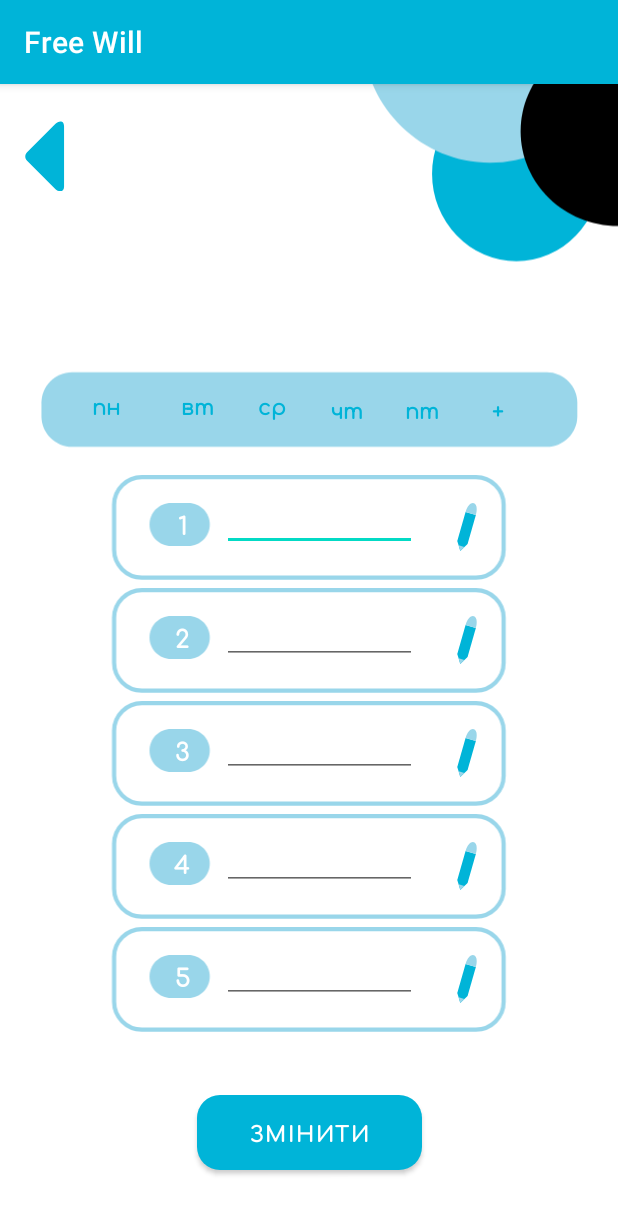
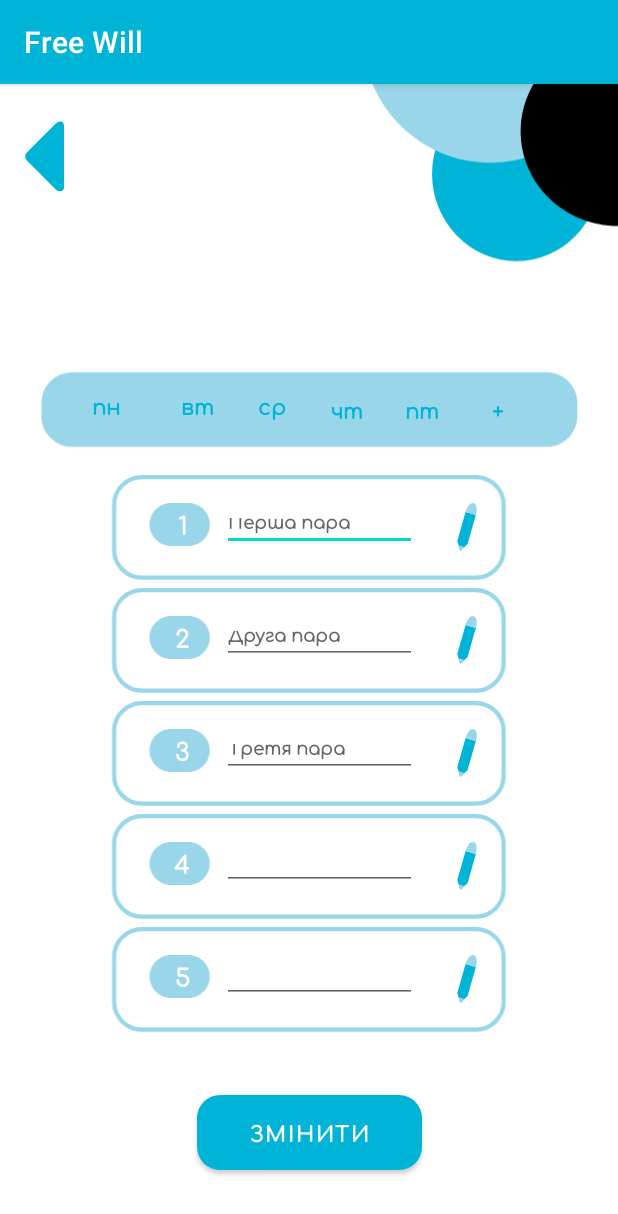
Before and after one commit to AndriyBarskyi/Free_Will, an Android app: the EditScheduleActivity screen opened directly, with no data from a screen before it, on a phone screen of 412 x 824 dp. Shown: the top 1214 px of the screen. Run offline under Robolectric (Android 15) with nearby library versions, the phone set to English and light mode, and no system bars; our stand-ins replace Firebase (no records; nobody signed in at launch, a user with empty details on screens opened directly).

Commit message:
changes in edit schedule page

```diff
--- a/app/src/main/res/layout/activity_edit_schedule.xml
+++ b/app/src/main/res/layout/activity_edit_schedule.xml
@@ -381,6 +381,7 @@
         android:textColor="@color/black"
         android:textSize="12sp"
         android:textStyle="bold"
+        android:hint="Перша пара"
         app:layout_constraintBottom_toBottomOf="@+id/class_edit_1"
         app:layout_constraintEnd_toStartOf="@+id/pencil_1"
         app:layout_constraintStart_toEndOf="@+id/textView"
@@ -394,6 +395,7 @@
         android:textColor="@color/black"
         android:textSize="12sp"
         android:textStyle="bold"
+        android:hint="Друга пара"
         app:layout_constraintBottom_toBottomOf="@+id/class_edit_2"
         app:layout_constraintEnd_toStartOf="@+id/pencil_2"
         app:layout_constraintStart_toEndOf="@+id/textView4"
@@ -407,6 +409,7 @@
         android:textColor="@color/black"
         android:textSize="12sp"
         android:textStyle="bold"
+        android:hint="Третя пара"
         app:layout_constraintBottom_toBottomOf="@+id/class_edit_3"
         app:layout_constraintEnd_toStartOf="@+id/pencil_3"
         app:layout_constraintStart_toEndOf="@+id/textView5"
```
